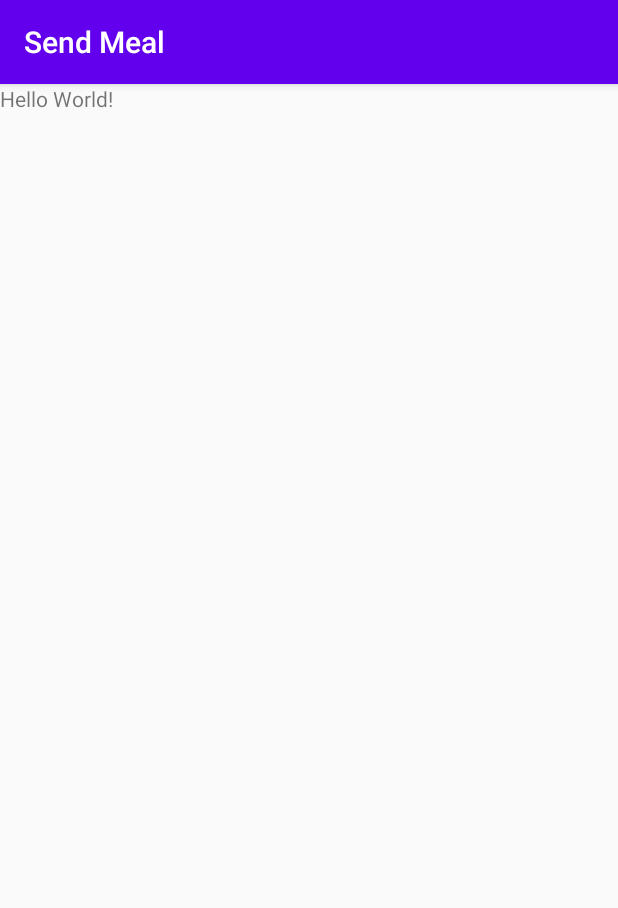
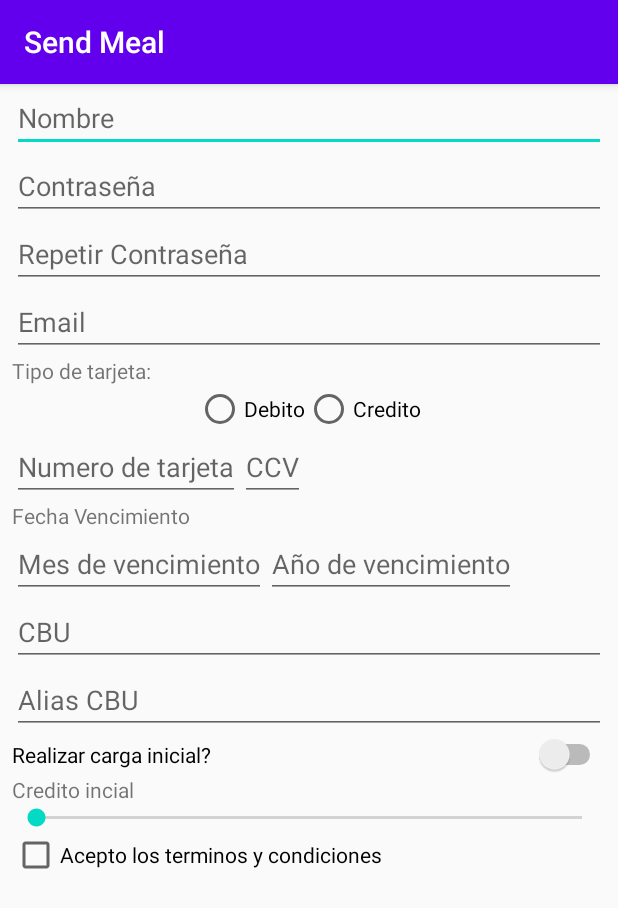
Before and after one commit to GiovaniFerraroTrivelli/TP-ISI-DAM-2020, an Android app: the screen it shows after launch (MainActivity), on a phone screen of 412 x 824 dp. Shown: the top 908 px of the screen. Run offline under Robolectric (Android 15) with nearby library versions, the phone set to English and light mode, and no system bars.

Commit message:
UI Creada

```diff
--- a/app/src/main/res/layout/activity_main.xml
+++ b/app/src/main/res/layout/activity_main.xml
@@ -5,11 +5,139 @@
     android:layout_width="match_parent"
     android:layout_height="match_parent"
     android:orientation="vertical"
-    tools:context=".MainActivity">
+    tools:context=".MainActivity"
+    android:paddingLeft="8dp"
+    android:paddingRight="8dp">
+
+    <EditText
+        android:id="@+id/Nombre"
+        android:layout_width="match_parent"
+        android:layout_height="wrap_content"
+        android:hint="@string/nombre"/>
+
+    <EditText
+        android:id="@+id/Password"
+        android:layout_width="match_parent"
+        android:layout_height="wrap_content"
+        android:hint="@string/password"
+        android:inputType="textPassword"/>
+
+    <EditText
+        android:id="@+id/PasswordRepeat"
+        android:layout_width="match_parent"
+        android:layout_height="wrap_content"
+        android:hint="@string/repeat_password"
+        android:inputType="textPassword"/>
+
+    <EditText
+        android:id="@+id/Email"
+        android:layout_width="match_parent"
+        android:layout_height="wrap_content"
+        android:hint="@string/email"
+        android:inputType="textEmailAddress"/>
+
+    <TextView
+
+        android:layout_width="wrap_content"
+        android:layout_height="wrap_content"
+        android:text="@string/tipo"/>
+
+    <RadioGroup
+        android:id="@+id/CardType"
+        android:layout_width="wrap_content"
+        android:layout_height="wrap_content"
+        android:orientation="horizontal"
+        android:layout_gravity="center_horizontal">
+        <RadioButton
+            android:layout_width="match_parent"
+            android:layout_height="wrap_content"
+            android:text="@string/debito"/>
+        <RadioButton
+            android:layout_width="match_parent"
+            android:layout_height="wrap_content"
+            android:text="@string/credito"/>
+    </RadioGroup>
+
+    <LinearLayout
+        android:layout_width="wrap_content"
+        android:layout_height="wrap_content"
+        android:orientation="horizontal">
+
+        <EditText
+            android:id="@+id/CardNumber"
+            android:layout_width="match_parent"
+            android:layout_height="wrap_content"
+            android:hint="@string/numero_tarjeta"
+            android:inputType="number"/>
+        <EditText
+            android:id="@+id/CardCCV"
+            android:layout_width="match_parent"
+            android:layout_height="wrap_content"
+            android:hint="@string/ccv"
+            android:inputType="number"/>
+
+    </LinearLayout>
 
     <TextView
         android:layout_width="wrap_content"
         android:layout_height="wrap_content"
-        android:text="Hello World!" />
+        android:text="@string/vencimiento"/>
 
+
+    <LinearLayout
+        android:layout_width="wrap_content"
+        android:layout_height="wrap_content"
+        android:orientation="horizontal">
+        <EditText
+            android:id="@+id/MesVencimiento"
+            android:layout_width="match_parent"
+            android:layout_height="wrap_content"
+            android:hint="@string/mes_vencimiento"
+            android:inputType="number"/>
+        <EditText
+            android:id="@+id/AnioVencimiento"
+            android:layout_width="match_parent"
+            android:layout_height="wrap_content"
+            android:hint="@string/año_vencimiento"
+            android:inputType="number"/>
+    </LinearLayout>
+
+    <EditText
+        android:id="@+id/CBU"
+        android:layout_width="match_parent"
+        android:layout_height="wrap_content"
+        android:hint="@string/cbu"/>
+
+    <EditText
+        android:id="@+id/CBUAlias"
+        android:layout_width="match_parent"
+        android:layout_height="wrap_content"
+        android:hint="@string/cbu_alias"/>
+
+    <Switch
+        android:id="@+id/RealizarCargaInicial"
+        android:layout_width="match_parent"
+        android:layout_height="wrap_content"
+        android:text="@string/realizar_carga_inicial"
+        tools:ignore="UseSwitchCompatOrMaterialXml" />
+
+    <TextView
+        android:layout_width="wrap_content"
+        android:layout_height="wrap_content"
+        android:text="@string/credito_inicial"
+        />
+
+    <SeekBar
+        android:id="@+id/CreditoInicial"
+        android:layout_width="match_parent"
+        android:layout_height="wrap_content"
+        android:max="1500"
+        />
+
+    <CheckBox
+        android:id="@+id/AceptarTerminos"
+        android:layout_width="wrap_content"
+        android:layout_height="wrap_content"
+        android:text="@string/terminos_condiciones"
+    />
 </LinearLayout>
--- /dev/null
+++ b/app/src/main/res/values/dimensiones.xml
@@ -0,0 +1,2 @@
+<?xml version="1.0" encoding="utf-8"?>
+<resources></resources>
--- a/app/src/main/res/values/strings.xml
+++ b/app/src/main/res/values/strings.xml
@@ -1,3 +1,20 @@
 <resources>
     <string name="app_name">Send Meal</string>
+    <string name="nombre">Nombre</string>
+    <string name="password">Contraseña</string>
+    <string name="repeat_password">Repetir Contraseña</string>
+    <string name="email">Email</string>
+    <string name="debito">Debito</string>
+    <string name="credito">Credito</string>
+    <string name="tipo">Tipo de tarjeta:</string>
+    <string name="numero_tarjeta">Numero de tarjeta</string>
+    <string name="ccv">CCV</string>
+    <string name="vencimiento">Fecha Vencimiento</string>
+    <string name="mes_vencimiento">Mes de vencimiento</string>
+    <string name="año_vencimiento">Año de vencimiento</string>
+    <string name="cbu">CBU</string>
+    <string name="cbu_alias">Alias CBU</string>
+    <string name="realizar_carga_inicial">Realizar carga inicial?</string>
+    <string name="credito_inicial">Credito incial</string>
+    <string name="terminos_condiciones">Acepto los terminos y condiciones</string>
 </resources>
```
